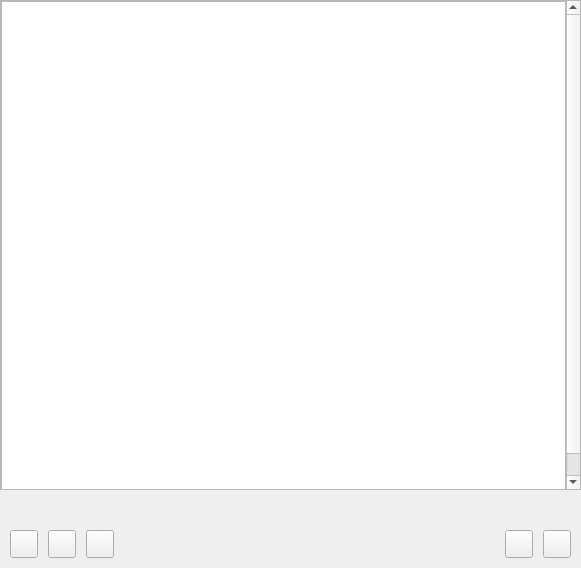
Above: src/airunner/components/art/gui/widgets/canvas/templates/input_image.ui from Capsize-Games/airunner before the change. Below: the same form after it.
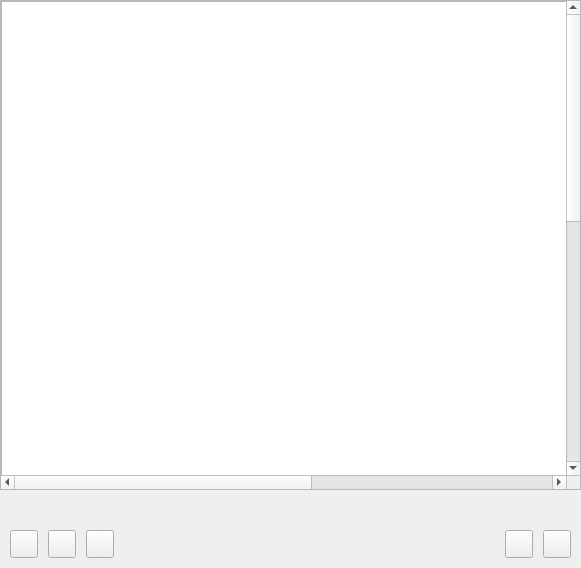
That is the form after the change. Icons and pictures are not drawn. Custom widgets are drawn as their Qt base class.

```diff
--- a/src/airunner/components/art/gui/widgets/canvas/templates/input_image.ui
+++ b/src/airunner/components/art/gui/widgets/canvas/templates/input_image.ui
@@ -46,7 +46,7 @@
         <x>0</x>
         <y>0</y>
         <width>565</width>
-        <height>512</height>
+        <height>1024</height>
        </rect>
       </property>
       <layout class="QGridLayout" name="gridLayout_2">
@@ -75,8 +75,8 @@
          </property>
          <property name="minimumSize">
           <size>
-           <width>512</width>
-           <height>512</height>
+           <width>1024</width>
+           <height>1024</height>
           </size>
          </property>
         </widget>
```
